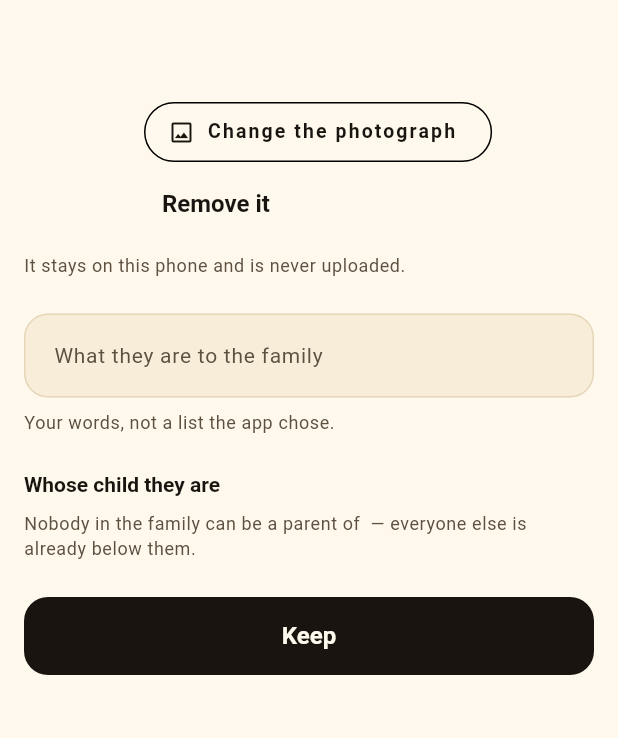
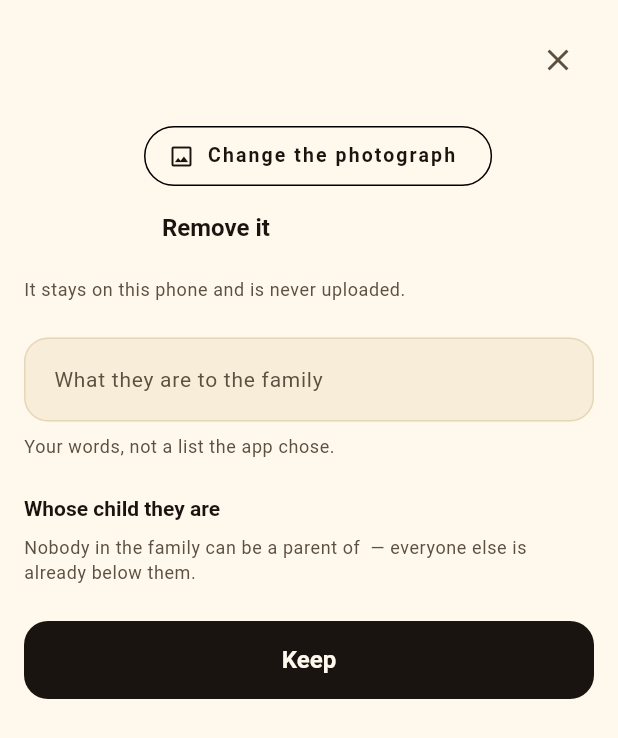
Before and after one commit to Jabulile1704/Mashibini-Prayer, a Flutter app: the FamilyMemberSheet widget shown alone on an empty page, opened directly with empty values, on a phone screen of 412 x 824 dp. Shown: the top 738 px of the screen. Run offline on Flutter 3.47's test engine with Material 3 defaults, Android fonts, the phone set to English and light mode, and no system bars; our stand-ins replace firebase_core, flutter_local_notifications, image_picker, package_info_plus, share_plus, shared_preferences and 1 more; accounts and stored records are empty.

Commit message:
fix(ui): a way out of the member sheet, and a Keep you can always reach
The owner, on the family page: "when I enter any of the members icon, its
sometimes hard to scroll back/out".

Three defects behind that, and only the first was the one reported.

**The sheet's body scrolls, which swallows the drag that dismisses it.**
Pulling down moved the list, and only a pull starting at the very top
closed anything. `showDragHandle: true` gives a target that always
dismisses, and there is a close button beside the name — a handle is a
thing you have to know about, and this sheet is reached by tapping a face,
which is a tap somebody makes to *look* rather than to edit.

**Keep was the last item of a scrolling list.** Adding a photograph grew
the content and pushed the only way to save below the fold, where a tap
aimed at it landed on the scrim and dismissed the sheet instead. It is
pinned outside the scroll now. Found because two photo tests started
failing on a layout change — they had been passing while the sheet
happened to be short enough, which is luck rather than coverage.

**The error message was the item below that**, so a picker that would not
open reported itself somewhere nobody could see. Pinned too. An error
nobody can read is the same defect as a button nobody can reach, and this
project has now shipped both.

```diff
--- a/lib/src/presentation/screens/family_member_sheet.dart
+++ b/lib/src/presentation/screens/family_member_sheet.dart
@@ -37,6 +37,7 @@ class FamilyMemberSheet extends StatefulWidget {
   static const Key choosePhoto = Key('member.photo.choose');
   static const Key removePhoto = Key('member.photo.remove');
   static const Key save = Key('member.save');
+  static const Key close = Key('member.close');
 
   static Key parentToggle(String id) => Key('member.parent.$id');
 
@@ -125,17 +126,47 @@ class _FamilyMemberSheetState extends State<FamilyMemberSheet> {
       padding: EdgeInsets.only(
         bottom: MediaQuery.of(context).viewInsets.bottom,
       ),
+      // A column with the scroll inside it, so **Keep stays put**. It used
+      // to be the last item of the list, which meant that adding a
+      // photograph grew the content and pushed the only way to save below
+      // the fold — a tap aimed at it landed on the scrim and dismissed the
+      // sheet instead. Found by a test that had been passing while the
+      // sheet happened to be short enough.
+      child: Column(
+        mainAxisSize: MainAxisSize.min,
+        children: <Widget>[
+          Flexible(
             child: ListView(
               shrinkWrap: true,
               padding: const EdgeInsets.fromLTRB(
                 Space.lg,
                 Space.lg,
                 Space.lg,
-          Space.xl,
+                Space.lg,
               ),
               children: <Widget>[
-          Text(widget.member.displayName, style: theme.textTheme.titleLarge),
-          const SizedBox(height: Space.xl),
+                // A way out that is a button rather than a gesture. The drag
+                // handle above dismisses too, but a handle is a thing you have to
+                // know about — and this sheet is reached by tapping a face, which
+                // is the kind of tap somebody makes to *look* rather than to
+                // edit.
+                Row(
+                  children: <Widget>[
+                    Expanded(
+                      child: Text(
+                        widget.member.displayName,
+                        style: theme.textTheme.titleLarge,
+                      ),
+                    ),
+                    IconButton(
+                      key: FamilyMemberSheet.close,
+                      icon: const Icon(Icons.close),
+                      tooltip: 'Close without keeping changes',
+                      onPressed: () => Navigator.of(context).pop(),
+                    ),
+                  ],
+                ),
+                const SizedBox(height: Space.lg),
 
                 // ───────────────────────── photograph ─────────────────────────
                 Row(
@@ -225,7 +256,9 @@ class _FamilyMemberSheetState extends State<FamilyMemberSheet> {
                       key: FamilyMemberSheet.parentToggle(candidate.id),
                       value: _parents.contains(candidate.id),
                       title: Text(candidate.displayName),
-                subtitle: candidate.role == null ? null : Text(candidate.role!),
+                      subtitle: candidate.role == null
+                          ? null
+                          : Text(candidate.role!),
                       controlAffinity: ListTileControlAffinity.leading,
                       contentPadding: EdgeInsets.zero,
                       onChanged: (bool? on) => setState(() {
@@ -236,22 +269,43 @@ class _FamilyMemberSheetState extends State<FamilyMemberSheet> {
                         }
                       }),
                     ),
-
-          if (_message != null) ...<Widget>[
-            const SizedBox(height: Space.lg),
-            Text(
+              ],
+            ),
+          ),
+          // Outside the scroll too. It was the last item of the list, which
+          // meant a picker that would not open reported itself somewhere
+          // below the fold — an error nobody can see is the same defect as
+          // a button nobody can reach.
+          if (_message != null)
+            Padding(
+              padding: const EdgeInsets.fromLTRB(
+                Space.lg,
+                0,
+                Space.lg,
+                Space.sm,
+              ),
+              child: Text(
                 _message!,
                 style: theme.textTheme.bodyMedium?.copyWith(
                   color: theme.colorScheme.error,
                 ),
               ),
-          ],
-
-          const SizedBox(height: Space.xl),
-          FilledButton(
+            ),
+          Padding(
+            padding: const EdgeInsets.fromLTRB(
+              Space.lg,
+              Space.sm,
+              Space.lg,
+              Space.lg,
+            ),
+            child: SizedBox(
+              width: double.infinity,
+              child: FilledButton(
                 key: FamilyMemberSheet.save,
                 onPressed: _busy ? null : _keep,
                 child: const Text('Keep'),
+              ),
+            ),
           ),
         ],
       ),
--- a/lib/src/presentation/screens/family_tree_screen.dart
+++ b/lib/src/presentation/screens/family_tree_screen.dart
@@ -75,6 +75,11 @@ class _FamilyTreeScreenState extends State<FamilyTreeScreen> {
       context: context,
       isScrollControlled: true,
       useSafeArea: true,
+      // A sheet whose body scrolls swallows the drag that would dismiss
+      // it: pulling down moves the list, and only a pull that starts at
+      // the very top closes anything. The handle is a target that always
+      // dismisses, wherever the list happens to be scrolled to.
+      showDragHandle: true,
       builder: (BuildContext context) => FamilyMemberSheet(
         family: family,
         member: member,
```
Also changed, not shown: 1 other file. Lines whose indentation alone changed are shown as unchanged.
